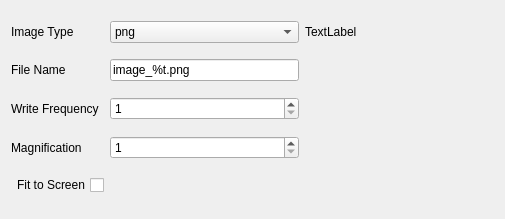
Before: the Qt Designer form Plugins/CoProcessingScriptGenerator/Resources/ImageOutputInfo.ui in Kitware/ParaView, drawn with Qt 5.
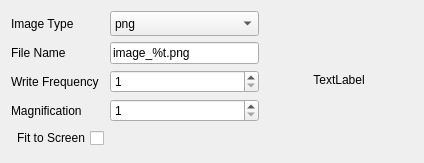
After: the same form once the commit is applied.

```diff
--- a/Plugins/CoProcessingScriptGenerator/Resources/ImageOutputInfo.ui
+++ b/Plugins/CoProcessingScriptGenerator/Resources/ImageOutputInfo.ui
@@ -6,10 +6,16 @@
    <rect>
     <x>0</x>
     <y>0</y>
-    <width>505</width>
-    <height>219</height>
+    <width>424</width>
+    <height>163</height>
    </rect>
   </property>
+  <property name="sizePolicy">
+   <sizepolicy hsizetype="Expanding" vsizetype="Expanding">
+    <horstretch>0</horstretch>
+    <verstretch>0</verstretch>
+   </sizepolicy>
+  </property>
   <property name="windowTitle">
    <string>Form</string>
   </property>
@@ -29,6 +35,12 @@
      <property name="enabled">
       <bool>true</bool>
      </property>
+     <property name="minimumSize">
+      <size>
+       <width>0</width>
+       <height>25</height>
+      </size>
+     </property>
      <item>
       <property name="text">
        <string>png</string>
@@ -66,11 +78,29 @@
      </item>
     </widget>
    </item>
-   <item row="0" column="2">
+   <item row="0" column="2" rowspan="5">
     <widget class="QLabel" name="thumbnailLabel">
+     <property name="sizePolicy">
+      <sizepolicy hsizetype="Expanding" vsizetype="Expanding">
+       <horstretch>0</horstretch>
+       <verstretch>0</verstretch>
+      </sizepolicy>
+     </property>
+     <property name="baseSize">
+      <size>
+       <width>147</width>
+       <height>145</height>
+      </size>
+     </property>
      <property name="text">
       <string>TextLabel</string>
      </property>
+     <property name="scaledContents">
+      <bool>false</bool>
+     </property>
+     <property name="alignment">
+      <set>Qt::AlignCenter</set>
+     </property>
     </widget>
    </item>
    <item row="1" column="0">
@@ -99,19 +129,6 @@
      </property>
     </widget>
    </item>
-   <item row="1" column="2">
-    <spacer name="horizontalSpacer">
-     <property name="orientation">
-      <enum>Qt::Horizontal</enum>
-     </property>
-     <property name="sizeHint" stdset="0">
-      <size>
-       <width>184</width>
-       <height>22</height>
-      </size>
-     </property>
-    </spacer>
-   </item>
    <item row="2" column="0">
     <widget class="QLabel" name="imageWriteFrequencyLabel">
      <property name="enabled">
```
